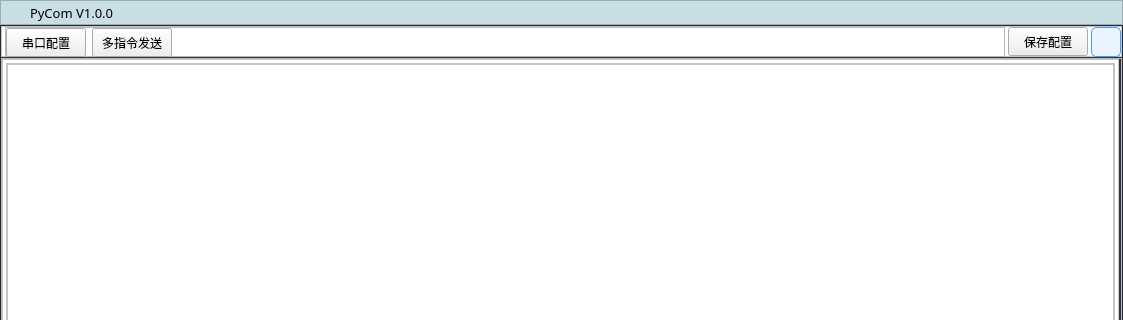
jiang-xin9/PyCom, file ui/index.ui: the form before one commit; both pictures show x 0 to 1123 and y 0 to 320 of the 1123 by 689 pixel window.
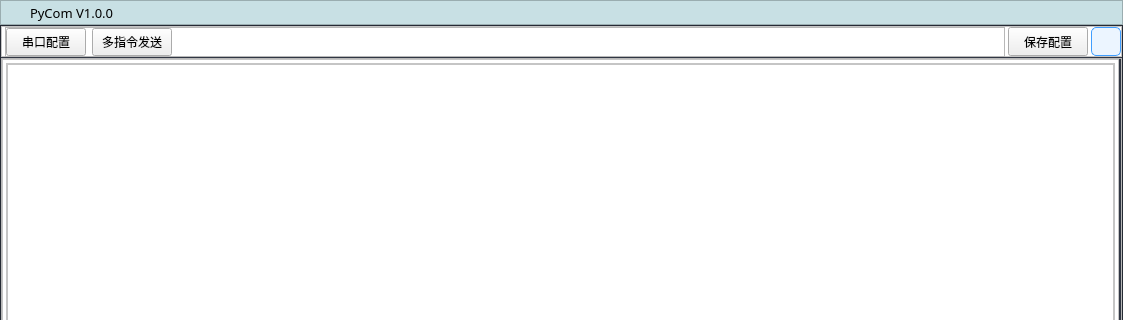
The form after the commit. Icons and pictures are not drawn. Custom widgets are drawn as their Qt base class.

Commit message: 修改tag部分的高度为28

The edit to the form file:
```diff
--- a/ui/index.ui
+++ b/ui/index.ui
@@ -6,7 +6,7 @@
    <rect>
     <x>0</x>
     <y>0</y>
-    <width>1118</width>
+    <width>1123</width>
     <height>689</height>
    </rect>
   </property>
@@ -304,7 +304,7 @@
           <number>0</number>
          </property>
          <property name="bottomMargin">
-          <number>3</number>
+          <number>0</number>
          </property>
          <item>
           <widget class="QFrame" name="frame">
@@ -329,7 +329,10 @@
            <property name="frameShadow">
             <enum>QFrame::Raised</enum>
            </property>
-           <layout class="QHBoxLayout" name="horizontalLayout_7" stretch="0,0,0">
+           <property name="lineWidth">
+            <number>0</number>
+           </property>
+           <layout class="QHBoxLayout" name="horizontalLayout_7">
             <property name="leftMargin">
              <number>0</number>
             </property>
@@ -340,14 +343,14 @@
              <number>0</number>
             </property>
             <property name="bottomMargin">
-             <number>3</number>
+             <number>0</number>
             </property>
             <item>
              <widget class="NewQPushButton" name="serial_config_btn">
               <property name="minimumSize">
                <size>
                 <width>80</width>
-                <height>29</height>
+                <height>28</height>
                </size>
               </property>
               <property name="cursor">
@@ -363,7 +366,7 @@
               <property name="minimumSize">
                <size>
                 <width>80</width>
-                <height>29</height>
+                <height>28</height>
                </size>
               </property>
               <property name="cursor">
@@ -381,7 +384,7 @@
               </property>
               <property name="sizeHint" stdset="0">
                <size>
-                <width>752</width>
+                <width>823</width>
                 <height>20</height>
                </size>
               </property>
@@ -411,7 +414,7 @@
            <property name="minimumSize">
             <size>
              <width>30</width>
-             <height>30</height>
+             <height>29</height>
             </size>
            </property>
            <property name="cursor">
```
The commit also changes 1 other file.
